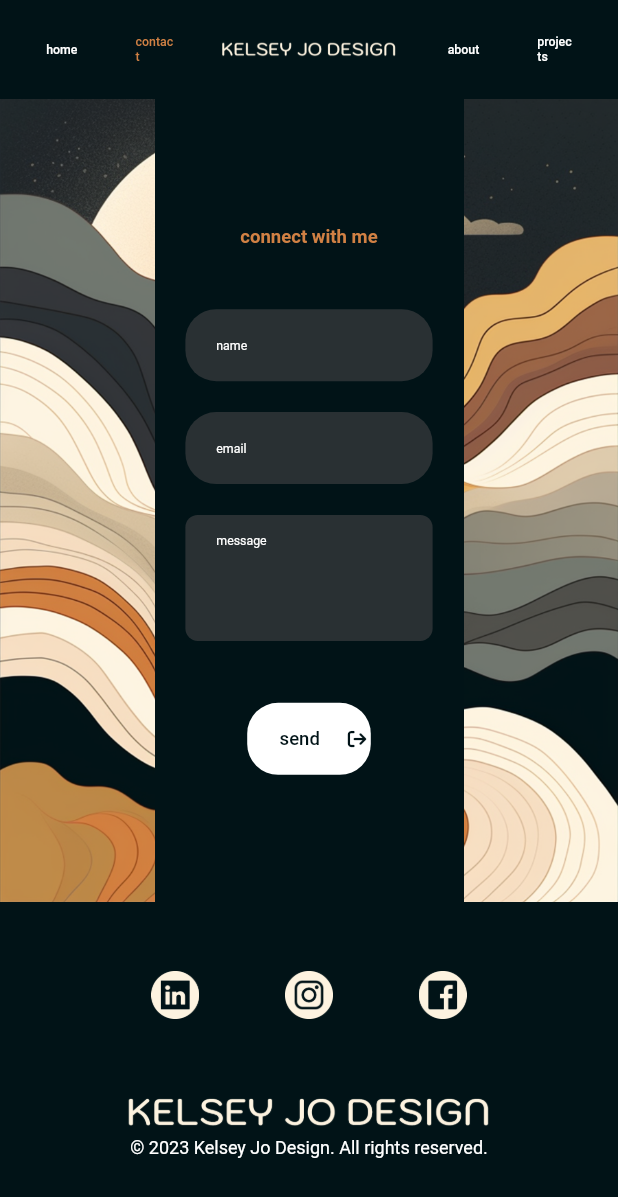
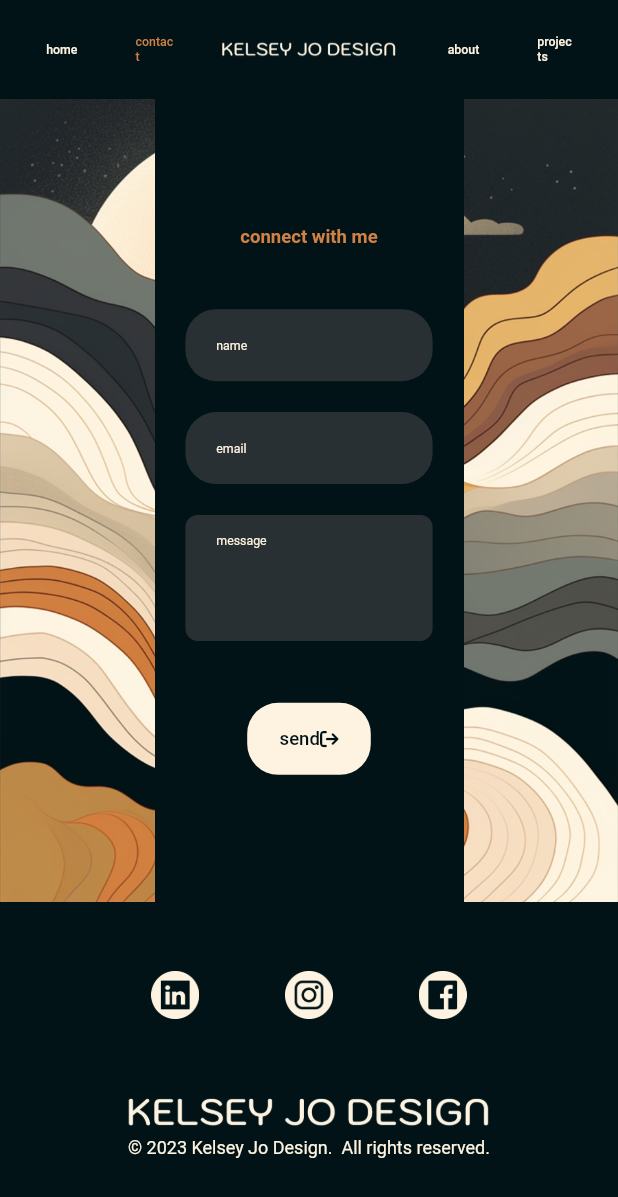
Before and after one commit to blkbrock/KelseyJoDesign, a Flutter app: the ContactPage screen opened directly, on a phone screen of 412 x 824 dp. Shown: the top 1197 px of the screen. Run offline on Flutter 3.47's test engine with Material 2 defaults, Android fonts, the phone set to English and light mode, and no system bars; our stand-ins replace font_awesome_flutter, google_fonts; Roboto replaces fonts that are missing (Kodchasan).

Commit message:
fix send button structure - cleanup

```diff
--- a/lib/contact_page.dart
+++ b/lib/contact_page.dart
@@ -20,8 +20,8 @@ class _ContactPageState extends State<ContactPage> {
       body: Container(
         width: screenSize.width,
         height: screenSize.height,
-        decoration: const BoxDecoration(
-          color: Color(0xff011317),
+        decoration: BoxDecoration(
+          color: green,
         ),
         child: Column(
           children: [
@@ -49,7 +49,7 @@ class _ContactPageState extends State<ContactPage> {
                       child: Text(
                         'home',
                         style: kodchasan.copyWith(
-                            color: Colors.white,
+                            color: ivory,
                             fontSize: screenSize.width * 0.02),
                       ),
                     ),
@@ -107,7 +107,7 @@ class _ContactPageState extends State<ContactPage> {
                       child: Text(
                         'about',
                         style: kodchasan.copyWith(
-                            color: Colors.white,
+                            color: ivory,
                             fontSize: screenSize.width * 0.02),
                       ),
                     ),
@@ -129,7 +129,7 @@ class _ContactPageState extends State<ContactPage> {
                       child: Text(
                         'projects',
                         style: kodchasan.copyWith(
-                            color: Colors.white,
+                            color: ivory,
                             fontSize: screenSize.width * 0.02),
                       ),
                     ),
@@ -205,11 +205,11 @@ class _ContactPageState extends State<ContactPage> {
                                   border: InputBorder.none,
                                   hintText: 'name',
                                   hintStyle: kodchasan.copyWith(
-                                      color: Colors.white,
+                                      color: ivory,
                                       fontSize: screenSize.width * 0.02),
                                 ),
                                 style: kodchasan.copyWith(
-                                    color: Colors.white,
+                                    color: ivory,
                                     fontSize: screenSize.width * 0.02),
                               ),
                             ),
@@ -234,11 +234,11 @@ class _ContactPageState extends State<ContactPage> {
                                   border: InputBorder.none,
                                   hintText: 'email',
                                   hintStyle: kodchasan.copyWith(
-                                      color: Colors.white,
+                                      color: ivory,
                                       fontSize: screenSize.width * 0.02),
                                 ),
                                 style: kodchasan.copyWith(
-                                    color: Colors.white,
+                                    color: ivory,
                                     fontSize: screenSize.width * 0.02),
                               ),
                             ),
@@ -265,11 +265,11 @@ class _ContactPageState extends State<ContactPage> {
                                   border: InputBorder.none,
                                   hintText: 'message',
                                   hintStyle: kodchasan.copyWith(
-                                      color: Colors.white,
+                                      color: ivory,
                                       fontSize: screenSize.width * 0.02),
                                 ),
                                 style: kodchasan.copyWith(
-                                    color: Colors.white,
+                                    color: ivory,
                                     fontSize: screenSize.width * 0.02),
                               ),
                             ),
@@ -285,22 +285,20 @@ class _ContactPageState extends State<ContactPage> {
                                 horizontal: screenSize.width * 0.15),
                             child: Container(
                               decoration: BoxDecoration(
-                                color: Colors.white,
+                                color: ivory,
                                 borderRadius: BorderRadius.circular(
                                     screenSize.width * 0.05),
                               ),
+                              child: TextButton(
+                                onPressed: () {},
                                 child: Row(
                                   mainAxisAlignment: MainAxisAlignment.center,
                                   crossAxisAlignment: CrossAxisAlignment.center,
-                                children: [
-                                  TextButton(
-                                    onPressed: () {},
-                                    child: Text(
+                                  children: [Text(
                                         'send',
                                         style: kodchasan.copyWith(
                                             color: green,
                                             fontSize: screenSize.width * 0.03),
-                                    ),
                                       ),
                                     Icon(
                                       FontAwesomeIcons.arrowRightFromBracket,
@@ -308,6 +306,7 @@ class _ContactPageState extends State<ContactPage> {
                                       size: screenSize.width * 0.03,
                                     )
                                   ],
+                                ),
                               ),
                             ),
                           ),
@@ -377,9 +376,9 @@ class _ContactPageState extends State<ContactPage> {
             ),
             SizedBox(
               height: screenSize.height * 0.03,
-              child: const Text(
-                '© 2023 Kelsey Jo Design. All rights reserved.',
-                style: TextStyle(color: Colors.white, fontSize: 12),
+              child: Text(
+                '© 2023 Kelsey Jo Design.  All rights reserved.',
+                style: TextStyle(color: ivory, fontSize: 12),
                 textAlign: TextAlign.center,
               ),
             ),
```
Lines whose indentation alone changed are shown as unchanged.
